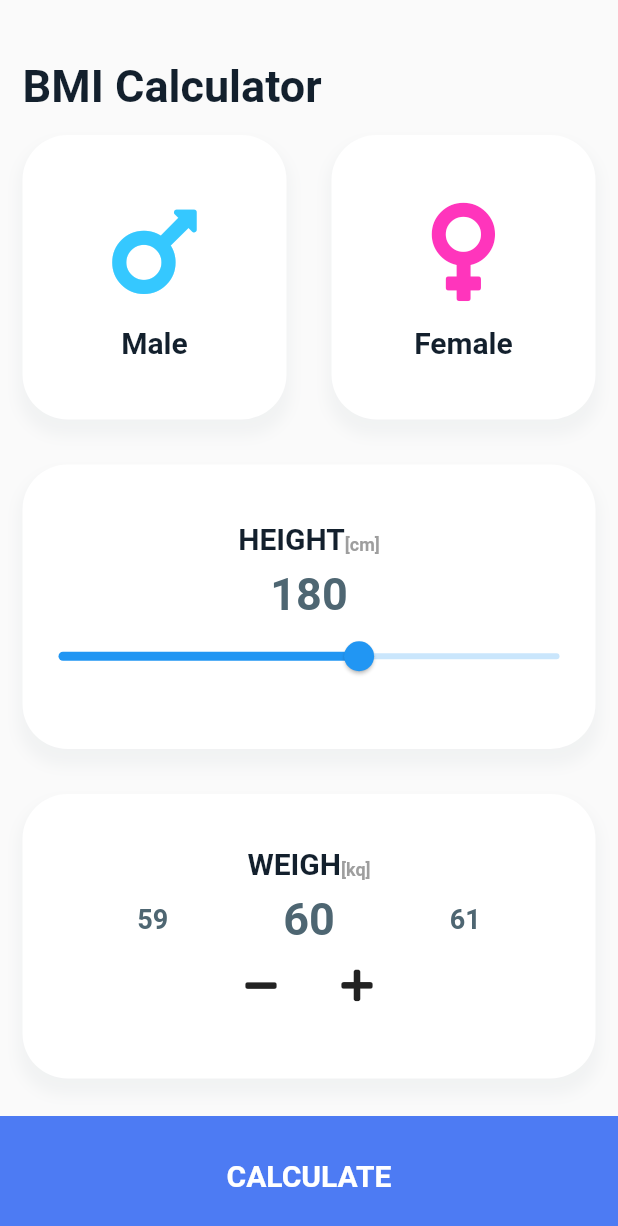
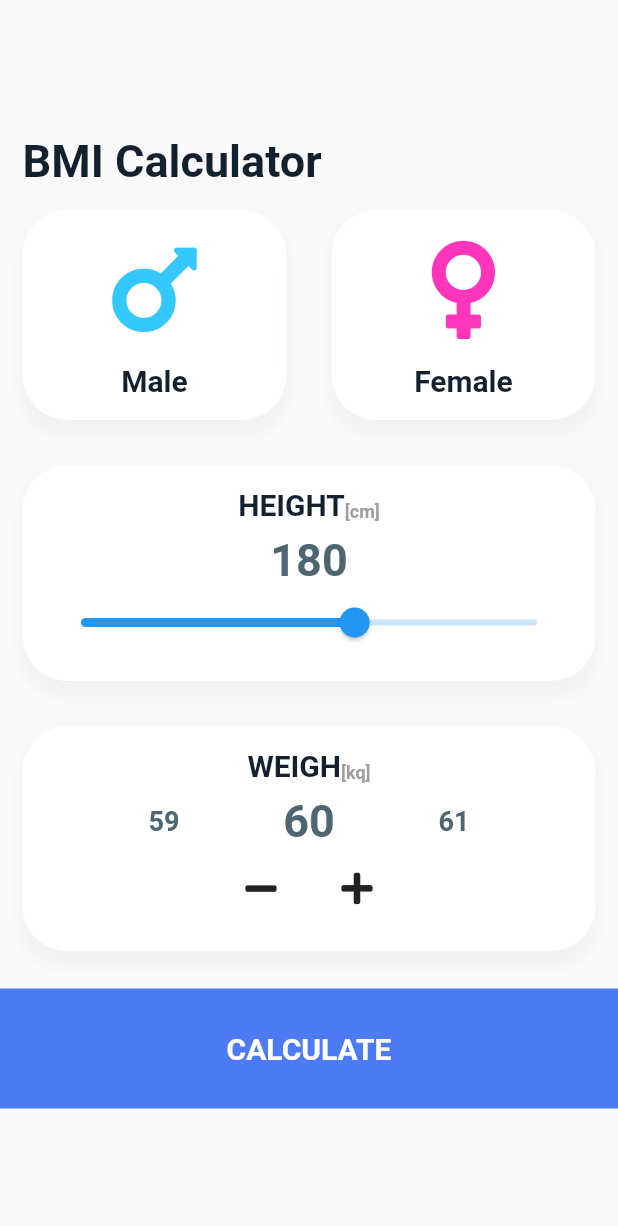
Before and after one commit to hemidvs/Flutter-BMI-calculator, a Flutter app: the screen it shows after launch, on a phone screen of 412 x 824 dp. Shown: the top 1226 px of the screen. Run offline on Flutter 3.47's test engine with Material 2 defaults, Android fonts, the phone set to English and light mode, and no system bars; our stand-ins replace font_awesome_flutter; Roboto replaces fonts that are missing (Poppins).

Commit message:
Initial commit

```diff
--- a/lib/screens/input_page.dart
+++ b/lib/screens/input_page.dart
@@ -28,19 +28,20 @@ class _InputPageState extends State<InputPage> {
   @override
   Widget build(BuildContext context) {
     return Scaffold(
-      body: Column(
-        crossAxisAlignment: CrossAxisAlignment.stretch,
+      body: SingleChildScrollView(
+        child: Container(
+          child: Column(
             children: <Widget>[
-          Padding(
-            padding: const EdgeInsets.only(top: 40, left: 15),
-            child: Text("BMI Calculator", style: kTitleTextStyle),
-          ),
-          Expanded(
+              Container(
+                  padding: EdgeInsets.only(left: 15.0, top: 90.0),
+                  alignment: Alignment.bottomLeft,
+                  child: Text("BMI Calculator", style: kTitleTextStyle)),
+              Container(
                 child: Row(
                   children: <Widget>[
                     Expanded(
                       child: UsableCard(
-                    onPress: (){
+                        onPress: () {
                           setState(() {
                             selectedGender = Gender.Male;
                           });
@@ -73,7 +74,7 @@ class _InputPageState extends State<InputPage> {
                   ],
                 ),
               ),
-          Expanded(
+              Container(
                 child: UsableCard(
                   color: kInactiveCardColor,
                   cardChild: Column(
@@ -104,7 +105,7 @@ class _InputPageState extends State<InputPage> {
                   ),
                 ),
               ),
-          Expanded(
+              Container(
                 child: Row(
                   children: <Widget>[
                     Expanded(
@@ -125,12 +126,14 @@ class _InputPageState extends State<InputPage> {
                             Row(
                               mainAxisAlignment: MainAxisAlignment.spaceEvenly,
                               children: <Widget>[
-                            Text((weight - 1).toString(), style: kSmallNumberTextStyle),
-                            Text(weight.toString(), style: kNumberTextStyle),
-                            Text((weight + 1).toString(), style: kSmallNumberTextStyle),
+                                Text((weight - 1).toString(),
+                                    style: kSmallNumberTextStyle),
+                                Text(weight.toString(),
+                                    style: kNumberTextStyle),
+                                Text((weight + 1).toString(),
+                                    style: kSmallNumberTextStyle),
                               ],
                             ),
-
                             Row(
                               mainAxisAlignment: MainAxisAlignment.center,
                               children: <Widget>[
@@ -162,8 +165,10 @@ class _InputPageState extends State<InputPage> {
               ),
               BottomButton(
                 onTap: () {
-              CalculatorMain calc = CalculatorMain(height: height, weight: weight);
-              Navigator.push(context,
+                  CalculatorMain calc =
+                      CalculatorMain(height: height, weight: weight);
+                  Navigator.push(
+                      context,
                       MaterialPageRoute(
                           builder: (context) => ResultPage(
                               bmiResult: calc.calculateBMI(),
@@ -174,6 +179,8 @@ class _InputPageState extends State<InputPage> {
               ),
             ],
           ),
+        ),
+      ),
     );
   }
 }
--- a/lib/screens/result_page.dart
+++ b/lib/screens/result_page.dart
@@ -16,7 +16,6 @@ class ResultPage extends StatelessWidget {
   @override
   Widget build(BuildContext context) {
     return Scaffold(
-      appBar: AppBar(title: Text("BMI calculator")),
       body: Column(
         mainAxisAlignment: MainAxisAlignment.spaceEvenly,
         crossAxisAlignment: CrossAxisAlignment.stretch,
--- a/lib/widgets/card_child.dart
+++ b/lib/widgets/card_child.dart
@@ -12,13 +12,19 @@ class CardChild extends StatelessWidget {
 
   @override
   Widget build(BuildContext context) {
-    return Column(
-      mainAxisAlignment: MainAxisAlignment.center,
-      children: <Widget>[
-        Icon(this.icon, size: iconSize, color: label == "Male"? kActiveMaleCardIconColor: kActiveFemaleCardIconColor),
-        SizedBox(height: sizedBoxHeight),
-        Text(this.label, style: kLabelTextStyle)
-      ],
+    return Container(
+      child: Column(
+        mainAxisAlignment: MainAxisAlignment.center,
+        children: <Widget>[
+          Icon(this.icon,
+              size: iconSize,
+              color: label == "Male"
+                  ? kActiveMaleCardIconColor
+                  : kActiveFemaleCardIconColor),
+          SizedBox(height: sizedBoxHeight),
+          Text(this.label, style: kLabelTextStyle)
+        ],
+      ),
     );
   }
 }
--- a/lib/widgets/usable_card.dart
+++ b/lib/widgets/usable_card.dart
@@ -13,10 +13,10 @@ class UsableCard extends StatelessWidget {
     return GestureDetector(
       onTap: onPress,
       child: Container(
-        child: cardChild,
-        margin: EdgeInsets.all(15.0),
-        decoration: BoxDecoration(
-          boxShadow: [
+        padding: EdgeInsets.all(15.0),
+          child: cardChild,
+          margin: EdgeInsets.all(15.0),
+          decoration: BoxDecoration(boxShadow: [
             BoxShadow(
               color: kTextNumberColor.withOpacity(0.05),
               spreadRadius: 3,
@@ -24,8 +24,8 @@ class UsableCard extends StatelessWidget {
               offset: Offset(0, 8), // changes position of shadow
             ),
           ],
-          borderRadius: BorderRadius.circular(30.0),
-          color: this.color
+            borderRadius: BorderRadius.circular(30.0),
+            color: this.color
         ),
       )
     );
```
Lines whose indentation alone changed are shown as unchanged.
